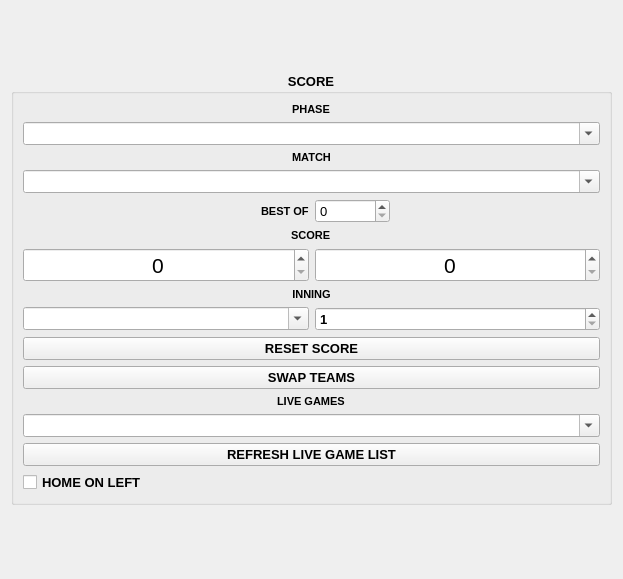
Qt form src/layout/TSHScoreboardScore.ui (matt-gree/TournamentStreamHelper) before a commit.
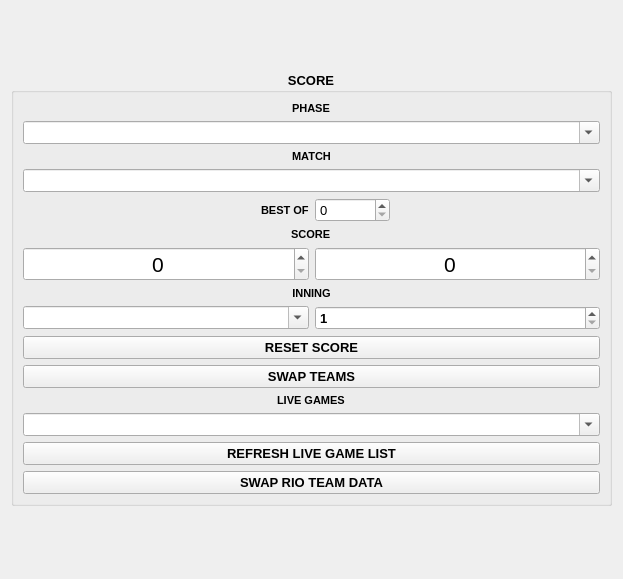
The same form after that commit.

Commit message: Working Swap Rio Data Button and MSB Team Names

```diff
--- a/src/layout/TSHScoreboardScore.ui
+++ b/src/layout/TSHScoreboardScore.ui
@@ -293,9 +293,9 @@
        </widget>
       </item>
       <item>
-       <widget class="QCheckBox" name="cbRioFlipRosters">
+       <widget class="QPushButton" name="btSwapRioData">
         <property name="text">
-         <string>HOME ON LEFT</string>
+         <string>SWAP RIO TEAM DATA</string>
         </property>
        </widget>
       </item>
```
The commit also changes 6 other files.
